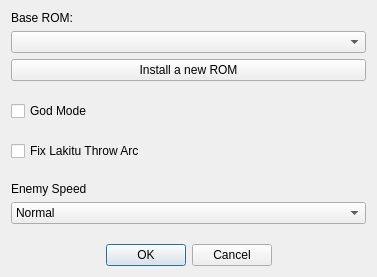
The window that SMB1/SMB1_Compliance_To_SMB1/Configure_Base_Form.ui (Coolcord/Level-Headed) describes before a commit, drawn with Qt 5.
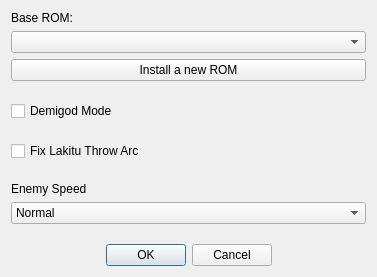
The same window after the commit.

Commit message: Renamed god mode to demigod mode

What changed in the file:
```diff
--- a/SMB1/SMB1_Compliance_To_SMB1/Configure_Base_Form.ui
+++ b/SMB1/SMB1_Compliance_To_SMB1/Configure_Base_Form.ui
@@ -51,7 +51,7 @@
    <item>
     <widget class="QCheckBox" name="cbGodMode">
      <property name="text">
-      <string>God Mode</string>
+      <string>Demigod Mode</string>
      </property>
      <property name="tristate">
       <bool>true</bool>
```
Left out of the diff: 2 changed lines with no effect on the pictures. The commit also changes 5 other files.
